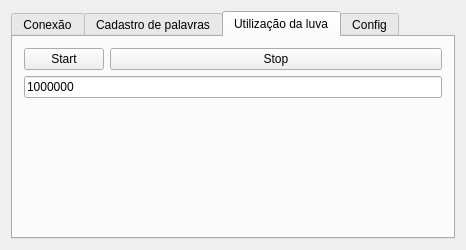
Before: the Qt Designer form TalkingHand/mainwindow.ui in igorfel/TE-TalkingHand, drawn with Qt 5.
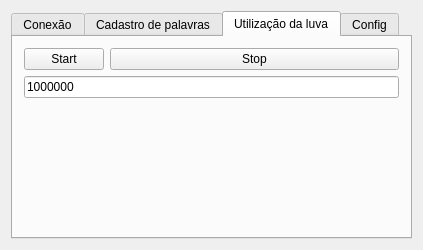
After: the same form once the commit is applied.

```diff
--- a/TalkingHand/mainwindow.ui
+++ b/TalkingHand/mainwindow.ui
@@ -6,7 +6,7 @@
    <rect>
     <x>0</x>
     <y>0</y>
-    <width>466</width>
+    <width>406</width>
     <height>241</height>
    </rect>
   </property>
```
